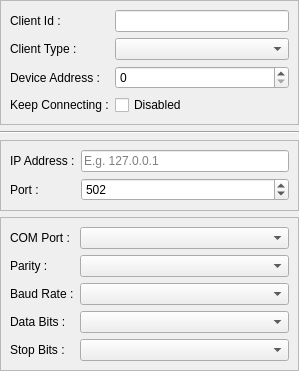
This is src/widget/quamodbusclientwidgetedit.ui in juangburgos/QUaModbusClient as Qt 5 draws it before an edit. The edited form follows.
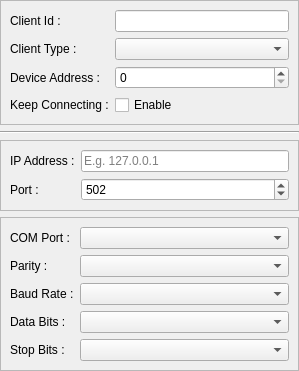
This is the edited form. Custom widgets are drawn as their Qt base class.

```diff
--- a/src/widget/quamodbusclientwidgetedit.ui
+++ b/src/widget/quamodbusclientwidgetedit.ui
@@ -88,7 +88,7 @@
          <string>Retry connection indefinetively if connection fails.</string>
         </property>
         <property name="text">
-         <string>Disabled</string>
+         <string>Enable</string>
         </property>
        </widget>
       </item>
```
